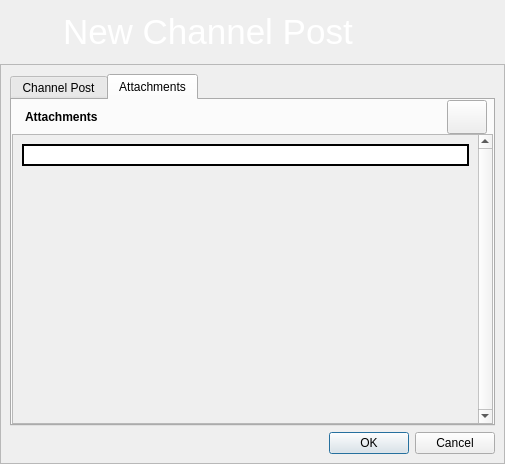
This is retroshare-gui/src/gui/channels/CreateChannelMsg.ui in RetroShare/RetroShare as Qt 5 draws it before an edit. The edited form follows.
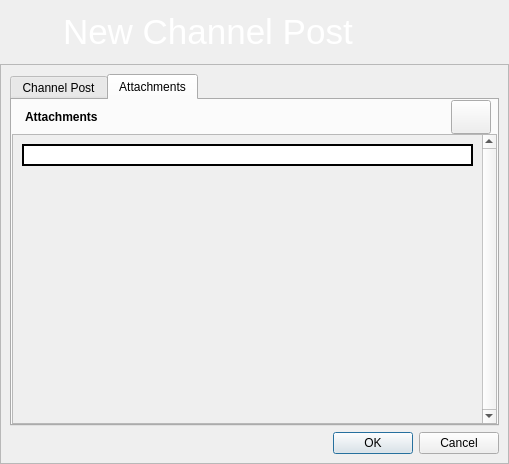
This is the edited form. The open tabs and pages were chosen to show the change. Icons and pictures are not drawn.

Commit message: Added connect the Thumbnail Button for select Images/Pictures to use it as Thumbnail for your Channel Item

```diff
--- a/retroshare-gui/src/gui/channels/CreateChannelMsg.ui
+++ b/retroshare-gui/src/gui/channels/CreateChannelMsg.ui
@@ -6,7 +6,7 @@
    <rect>
     <x>0</x>
     <y>0</y>
-    <width>505</width>
+    <width>509</width>
     <height>464</height>
    </rect>
   </property>
@@ -352,7 +352,7 @@
               <rect>
                <x>0</x>
                <y>0</y>
-               <width>460</width>
+               <width>464</width>
                <height>282</height>
               </rect>
              </property>
```
Left out of the diff: 5 changed lines with no effect on the pictures. The commit also changes 2 other files.
